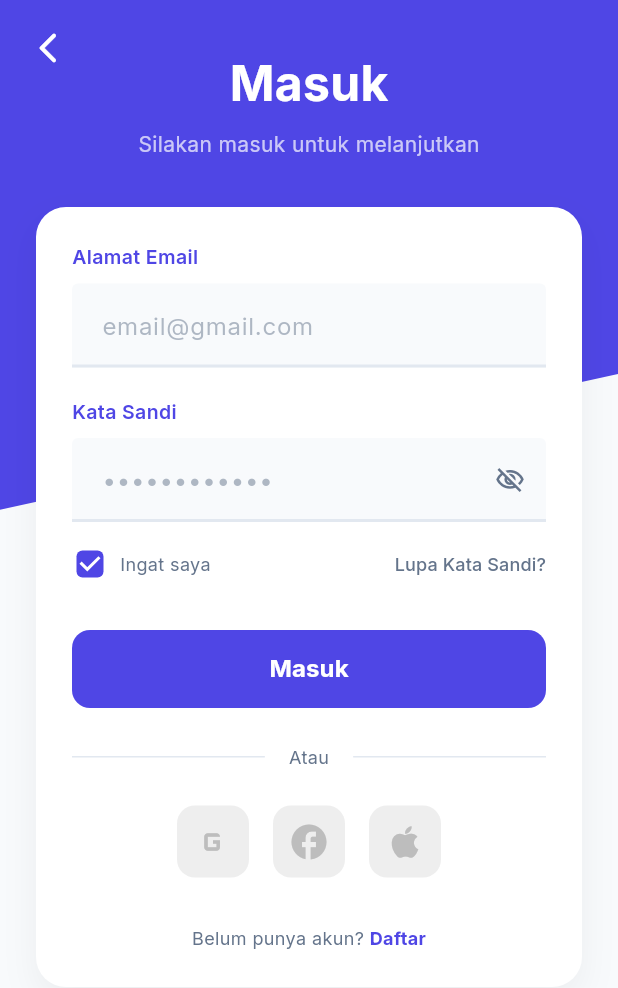
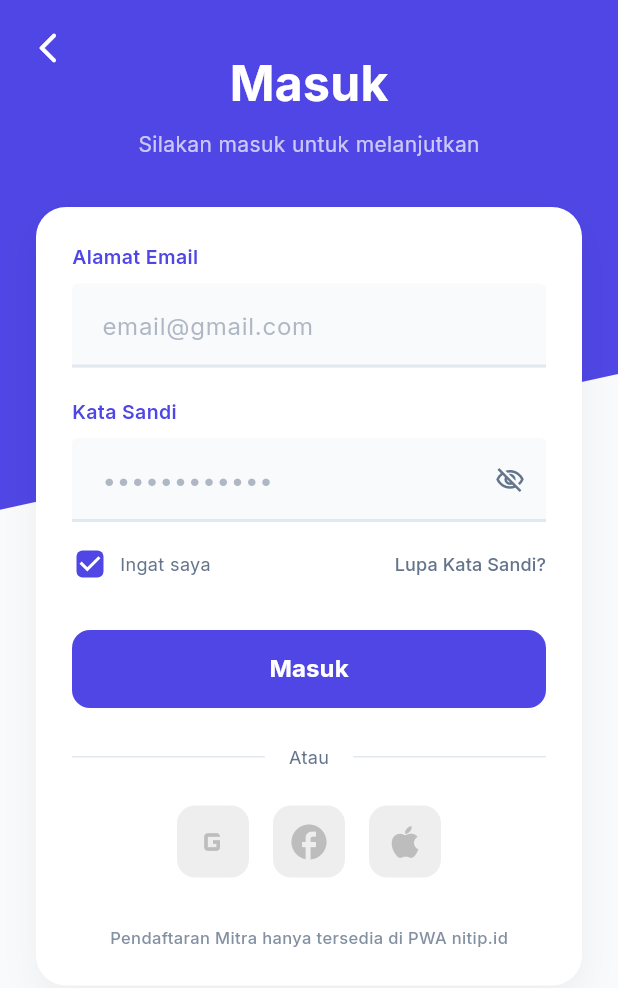
Before and after one commit to Nitip-Workzone/nitip-mobile, a Flutter app: the screen it shows after launch, after a tap on "Masuk ke Akun", on a phone screen of 412 x 824 dp. Shown: the top 988 px of the screen. Run offline on Flutter 3.47's test engine with Material 3 defaults, Android fonts, the phone set to English and light mode, and no system bars; our stand-ins replace cached_network_image, camera, connectivity_plus, device_info_plus, dio, firebase_core and 14 more; missing offline and left inert: image_gallery_saver_plus, screen_protector; accounts and stored records are empty; network calls fail.

Commit message:
Update for webview showing

```diff
--- a/lib/domain/models/order_model.dart
+++ b/lib/domain/models/order_model.dart
@@ -39,6 +39,7 @@ class OrderModel {
   final String? pickupName;
   final String? pickupAddress;
   final double distanceKm;
+  final String? merchantId;
 
   final String? completionCode;
   final int? feedbackRating;
@@ -85,6 +86,7 @@ class OrderModel {
     this.pickupName,
     this.pickupAddress,
     this.distanceKm = 0,
+    this.merchantId,
     this.completionCode,
     this.feedbackRating,
     this.feedbackComment,
@@ -156,6 +158,7 @@ class OrderModel {
       pickupName: json['pickup_name'],
       pickupAddress: json['pickup_address'],
       distanceKm: (json['distance_km'] ?? 0).toDouble(),
+      merchantId: json['merchant_id'],
       completionCode: json['completion_code'],
       feedbackRating: json['feedback_rating'],
       feedbackComment: json['feedback_comment'],
@@ -208,6 +211,7 @@ class OrderModel {
       pickupName: pickupName,
       pickupAddress: pickupAddress,
       distanceKm: distanceKm,
+      merchantId: merchantId,
       completionCode: completionCode ?? this.completionCode,
       feedbackRating: feedbackRating,
       feedbackComment: feedbackComment,
@@ -229,4 +233,5 @@ class OrderModel {
   bool get isCancelled => status == 'cancelled';
   bool get isDisputed => status == 'disputed';
   bool get isProcessing => !isCompleted && !isCancelled && !isDisputed;
+  bool get isFoodOrder => merchantId != null && merchantId!.isNotEmpty;
 }
--- a/lib/presentation/pages/auth/login_page.dart
+++ b/lib/presentation/pages/auth/login_page.dart
@@ -255,10 +255,9 @@ class _LoginPageState extends ConsumerState<LoginPage> {
                             Row(
                               mainAxisAlignment: MainAxisAlignment.center,
                               children: [
-                                const Text("Belum punya akun? ", style: TextStyle(color: AppColors.textMuted, fontSize: 12)),
-                                GestureDetector(
-                                  onTap: () => context.pushReplacement('/register'),
-                                  child: const Text('Daftar', style: TextStyle(color: AppColors.primary, fontSize: 12, fontWeight: FontWeight.bold)),
+                                Text(
+                                  "Pendaftaran Mitra hanya tersedia di PWA nitip.id",
+                                  style: TextStyle(color: AppColors.textMuted.withValues(alpha: 0.8), fontSize: 11, fontWeight: FontWeight.w500),
                                 ),
                               ],
                             ),
--- a/lib/presentation/pages/welcome/welcome_page.dart
+++ b/lib/presentation/pages/welcome/welcome_page.dart
@@ -127,7 +127,7 @@ class _WelcomePageState extends State<WelcomePage> with SingleTickerProviderStat
                                 width: double.infinity,
                                 height: 54,
                                 child: ElevatedButton(
-                                  onPressed: () => context.push('/register'),
+                                  onPressed: () => context.push('/login'),
                                   style: ElevatedButton.styleFrom(
                                     backgroundColor: AppColors.primary,
                                     foregroundColor: Colors.white,
@@ -135,27 +135,16 @@ class _WelcomePageState extends State<WelcomePage> with SingleTickerProviderStat
                                     shape: RoundedRectangleBorder(borderRadius: BorderRadius.circular(14)),
                                   ),
                                   child: const Text(
-                                    'Mulai Sekarang',
+                                    'Masuk ke Akun',
                                     style: TextStyle(fontSize: 16, fontWeight: FontWeight.bold),
                                   ),
                                 ),
                               ),
-                              const SizedBox(height: 12),
-                              SizedBox(
-                                width: double.infinity,
-                                height: 54,
-                                child: OutlinedButton(
-                                  onPressed: () => context.push('/login'),
-                                  style: OutlinedButton.styleFrom(
-                                    foregroundColor: AppColors.primary,
-                                    side: const BorderSide(color: AppColors.primary, width: 1.5),
-                                    shape: RoundedRectangleBorder(borderRadius: BorderRadius.circular(14)),
-                                  ),
-                                  child: const Text(
-                                    'Masuk ke Akun',
-                                    style: TextStyle(fontSize: 15, fontWeight: FontWeight.bold),
-                                  ),
-                                ),
+                              const SizedBox(height: 16),
+                              Text(
+                                'Pendaftaran Mitra & Penitip hanya dapat dilakukan melalui Web PWA nitip.id',
+                                textAlign: TextAlign.center,
+                                style: TextStyle(color: AppColors.textMuted.withValues(alpha: 0.8), fontSize: 11, fontWeight: FontWeight.w500),
                               ),
                             ],
                           ),
```
Also changed, not shown: lib/core/config/app_config.dart (+2 -13 lines), lib/presentation/pages/merchant/merchant_dashboard_page.dart (+45 -11 lines), lib/presentation/pages/orders/order_detail_page.dart (+79 -3 lines).
